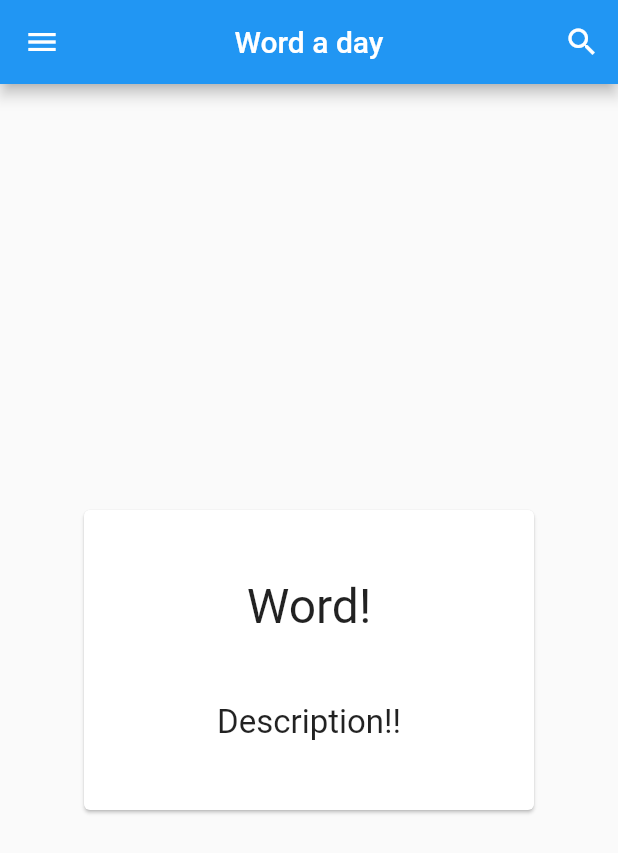
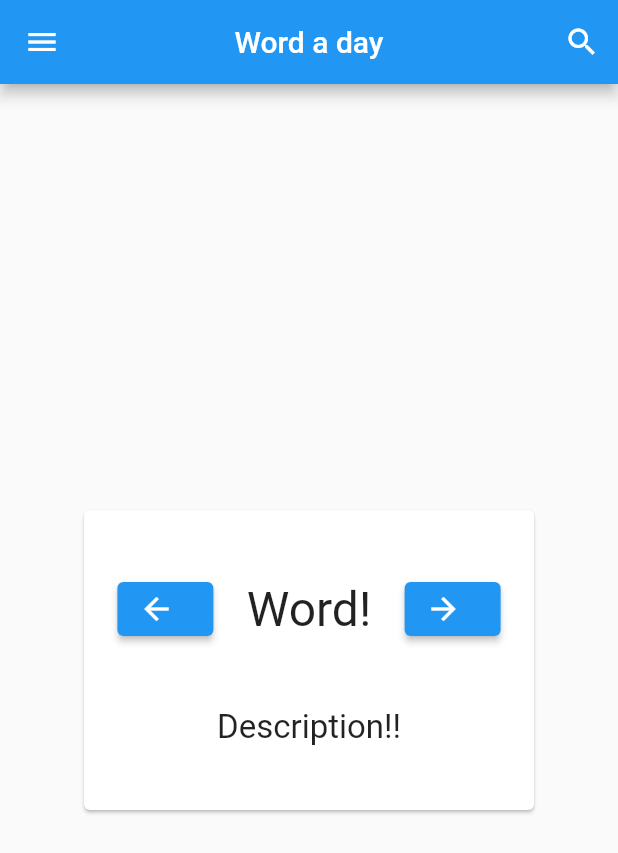
Before and after one commit to vishnuchandrashekar/word_a_day_v2, a Flutter app: the screen it shows after launch, on a phone screen of 412 x 824 dp. Shown: the top 853 px of the screen. Run offline on Flutter 3.47's test engine with Material 2 defaults, Android fonts, the phone set to English and light mode, and no system bars.

Commit message:
Added Prev and Next buttons.

```diff
--- a/lib/word_card.dart
+++ b/lib/word_card.dart
@@ -1,8 +1,10 @@
+// ignore_for_file: prefer_const_constructors
+
 import 'package:flutter/material.dart';
 
 // This class is used to display the card that shows the word as well...
 // ...as the definition
-class WordCard extends StatelessWidget{
+class WordCard extends StatelessWidget {
   const WordCard({super.key});
 
   @override
@@ -16,13 +18,28 @@ class WordCard extends StatelessWidget{
             height: 200,
             child: Column(
               mainAxisAlignment: MainAxisAlignment.spaceEvenly,
-              children: const [
+              children: [
+                Row(
+                  mainAxisAlignment: MainAxisAlignment.spaceEvenly,
+                  children: [
+                    ElevatedButton.icon(
+                      onPressed: (() {}),
+                      icon: const Icon(Icons.arrow_back),
+                      label: Text(''),
+                    ),
                     Text(
                       style: TextStyle(
                         fontSize: 32,
                       ),
                       // Need to make this dynamic
                       "Word!",
+                    ),
+                    ElevatedButton.icon(
+                      onPressed: (() {}),
+                      icon: const Icon(Icons.arrow_forward),
+                      label: Text(''),
+                    )
+                  ],
                 ),
                 //Spacer(flex: MainAxisAlignment.spaceEvenly,),
                 Text(
```
Lines whose indentation alone changed are shown as unchanged.
